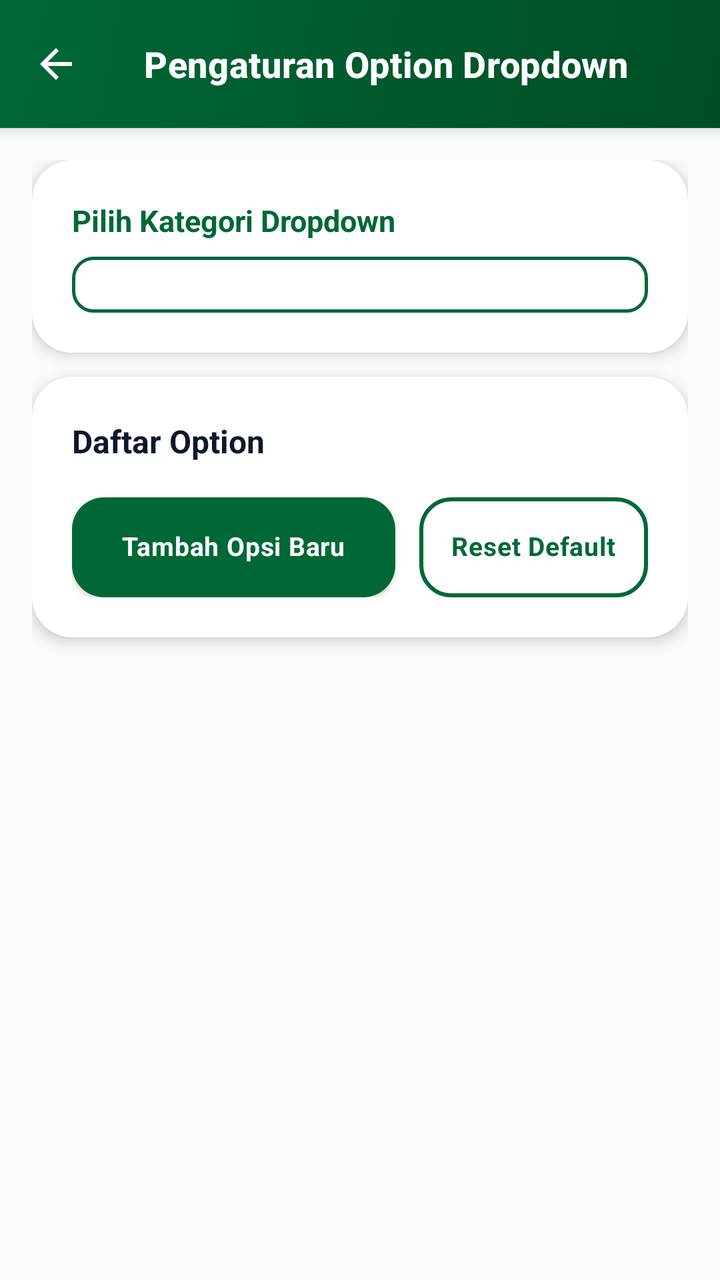
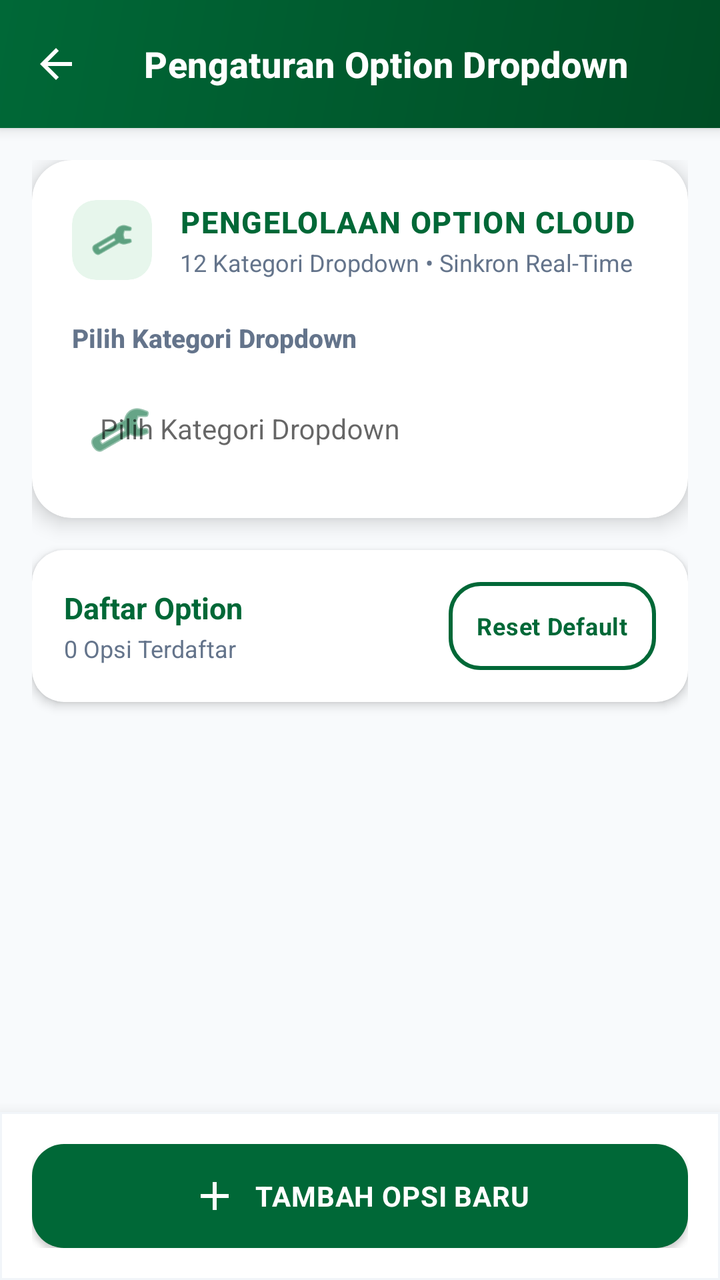

The first picture is an Android layout as it rendered before a commit; the second is the same layout after the commit. The layout source and the unified diff follow.
<!-- AndroidManifest.xml: activity theme Theme.ZamanApps -->
<!-- res/layout/activity_kelola_dropdown.xml -->
<?xml version="1.0" encoding="utf-8"?>
<androidx.coordinatorlayout.widget.CoordinatorLayout xmlns:android="http://schemas.android.com/apk/res/android"
    xmlns:app="http://schemas.android.com/apk/res-auto"
    xmlns:tools="http://schemas.android.com/tools"
    android:id="@+id/main"
    android:layout_width="match_parent"
    android:layout_height="match_parent"
    android:background="@color/section_bg"
    tools:context=".KelolaDropdownActivity">

    <com.google.android.material.appbar.AppBarLayout
        android:layout_width="match_parent"
        android:layout_height="wrap_content"
        android:background="@drawable/toolbar_gradient"
        app:elevation="4dp">

        <androidx.appcompat.widget.Toolbar
            android:id="@+id/toolbar"
            android:layout_width="match_parent"
            android:layout_height="wrap_content"
            android:minHeight="?attr/actionBarSize"
            android:paddingVertical="4dp"
            app:contentInsetStart="16dp"
            app:navigationIcon="@drawable/ic_back"
            app:title="Pengaturan Option Dropdown"
            app:titleTextColor="@color/white"
            app:titleTextAppearance="@style/ToolbarTitle" />
    </com.google.android.material.appbar.AppBarLayout>

    <androidx.core.widget.NestedScrollView
        android:layout_width="match_parent"
        android:layout_height="match_parent"
        android:clipToPadding="false"
        android:paddingBottom="40dp"
        app:layout_behavior="@string/appbar_scrolling_view_behavior">

        <LinearLayout
            android:layout_width="match_parent"
            android:layout_height="wrap_content"
            android:orientation="vertical"
            android:padding="16dp">

            
            <com.google.android.material.card.MaterialCardView
                style="@style/ZamanCard"
                android:layout_width="match_parent"
                android:layout_height="wrap_content"
                android:layout_marginBottom="12dp">

                <LinearLayout
                    android:layout_width="match_parent"
                    android:layout_height="wrap_content"
                    android:orientation="vertical"
                    android:padding="20dp">

                    <TextView
                        android:layout_width="wrap_content"
                        android:layout_height="wrap_content"
                        android:layout_marginBottom="8dp"
                        android:text="Pilih Kategori Dropdown"
                        android:textColor="@color/brand_primary"
                        android:textSize="15sp"
                        android:textStyle="bold" />

                    <Spinner
                        android:id="@+id/spKategoriDropdown"
                        style="@style/SpinnerFieldModern"
                        android:layout_width="match_parent"
                        android:layout_height="wrap_content" />

                </LinearLayout>
            </com.google.android.material.card.MaterialCardView>

            
            <com.google.android.material.card.MaterialCardView
                style="@style/ZamanCard"
                android:layout_width="match_parent"
                android:layout_height="wrap_content"
                android:layout_marginBottom="16dp">

                <LinearLayout
                    android:layout_width="match_parent"
                    android:layout_height="wrap_content"
                    android:orientation="vertical"
                    android:padding="20dp">

                    <LinearLayout
                        android:layout_width="match_parent"
                        android:layout_height="wrap_content"
                        android:gravity="center_vertical"
                        android:orientation="horizontal">

                        <TextView
                            android:id="@+id/tvCategoryTitle"
                            android:layout_width="0dp"
                            android:layout_height="wrap_content"
                            android:layout_weight="1"
                            android:text="Daftar Option"
                            android:textColor="@color/text_primary"
                            android:textSize="16sp"
                            android:textStyle="bold" />

                        <TextView
                            android:id="@+id/tvOptionCount"
                            android:layout_width="wrap_content"
                            android:layout_height="wrap_content"
                            android:background="@drawable/badge_welcome_bg"
                            android:paddingHorizontal="10dp"
                            android:paddingVertical="4dp"
                            android:text="0 Opsi"
                            android:textColor="@color/white"
                            android:textSize="12sp"
                            android:textStyle="bold" />
                    </LinearLayout>

                    <LinearLayout
                        android:layout_width="match_parent"
                        android:layout_height="wrap_content"
                        android:layout_marginTop="16dp"
                        android:gravity="center_vertical"
                        android:orientation="horizontal">

                        <com.google.android.material.button.MaterialButton
                            android:id="@+id/btnTambahOption"
                            style="@style/ZamanButton"
                            android:layout_width="0dp"
                            android:layout_height="50dp"
                            android:layout_marginEnd="6dp"
                            android:layout_weight="1"
                            android:gravity="center"
                            android:includeFontPadding="false"
                            android:insetTop="0dp"
                            android:insetBottom="0dp"
                            android:paddingTop="0dp"
                            android:paddingBottom="0dp"
                            android:text="Tambah Opsi Baru"
                            android:textSize="13sp" />

                        <com.google.android.material.button.MaterialButton
                            android:id="@+id/btnResetDefault"
                            style="@style/ZamanButtonOutlined"
                            android:layout_width="wrap_content"
                            android:layout_height="50dp"
                            android:layout_marginStart="6dp"
                            android:gravity="center"
                            android:includeFontPadding="false"
                            android:insetTop="0dp"
                            android:insetBottom="0dp"
                            android:paddingTop="0dp"
                            android:paddingBottom="0dp"
                            android:paddingHorizontal="16dp"
                            android:text="Reset Default"
                            android:textSize="13sp" />

                    </LinearLayout>

                </LinearLayout>
            </com.google.android.material.card.MaterialCardView>

            
            <LinearLayout
                android:id="@+id/containerOptionList"
                android:layout_width="match_parent"
                android:layout_height="wrap_content"
                android:orientation="vertical" />

        </LinearLayout>
    </androidx.core.widget.NestedScrollView>

</androidx.coordinatorlayout.widget.CoordinatorLayout>
<!-- resources referenced by this layout -->
<resources>
  <color name="brand_primary">#006837</color>
  <color name="section_bg">#F8FAFC</color>
  <color name="text_primary">#0F172A</color>
  <color name="white">#FFFFFF</color>
  <!-- drawable badge_welcome_bg (drawable) -->
  <?xml version="1.0" encoding="utf-8"?>
  <shape xmlns:android="http://schemas.android.com/apk/res/android">
      <solid android:color="#66FFFFFF" />
      <corners android:radius="30dp" />
  </shape>
  <!-- drawable ic_back (drawable) -->
  <vector xmlns:android="http://schemas.android.com/apk/res/android"
      android:width="24dp"
      android:height="24dp"
      android:viewportWidth="24"
      android:viewportHeight="24">
      <path
          android:fillColor="@android:color/white"
          android:pathData="M20,11H7.83l5.59,-5.59L12,4l-8,8 8,8 1.41,-1.41L7.83,13H20v-2z"/>
  </vector>
  <!-- drawable toolbar_gradient (drawable) -->
  <?xml version="1.0" encoding="utf-8"?>
  <shape xmlns:android="http://schemas.android.com/apk/res/android">
      <gradient
          android:angle="135"
          android:startColor="@color/brand_gradient_start"
          android:endColor="@color/brand_gradient_end"
          android:type="linear" />
  </shape>
  <style name="SpinnerFieldModern" parent="Widget.AppCompat.Spinner">
          <item name="android:layout_width">match_parent</item>
          <item name="android:layout_height">wrap_content</item>
          <item name="android:background">@drawable/spinner_background_modern</item>
          <item name="android:padding">14dp</item>
          <item name="android:textSize">15sp</item>
          <item name="android:textColor">@color/text_primary</item>
          <item name="android:popupBackground">@color/card_bg</item>
          <item name="android:overlapAnchor">false</item>
      </style>
  <style name="ToolbarTitle" parent="TextAppearance.MaterialComponents.Headline6">
          <item name="android:textStyle">bold</item>
          <item name="android:textColor">@color/white</item>
          <item name="android:textSize">18sp</item>
      </style>
  <style name="ZamanCard" parent="Widget.MaterialComponents.CardView">
          <item name="cardCornerRadius">20dp</item>
          <item name="cardElevation">4dp</item>
          <item name="cardBackgroundColor">@color/card_bg</item>
          <item name="android:foreground">?attr/selectableItemBackground</item>
      </style>
  <color name="brand_gradient_start">#004D25</color>
  <color name="brand_gradient_end">#006837</color>
  <!-- drawable spinner_background_modern (drawable) -->
  <?xml version="1.0" encoding="utf-8"?>
  <selector xmlns:android="http://schemas.android.com/apk/res/android">
      <item>
          <shape>
              <solid android:color="@color/card_bg" />
              <stroke
                  android:width="1.5dp"
                  android:color="@color/brand_primary" />
              <corners android:radius="10dp" />
              <padding
                  android:left="14dp"
                  android:top="14dp"
                  android:right="14dp"
                  android:bottom="14dp" />
          </shape>
      </item>
      
      <item android:state_pressed="true">
          <shape>
              <solid android:color="@color/brand_primary_lightest" />
              <stroke
                  android:width="2dp"
                  android:color="@color/brand_primary" />
              <corners android:radius="10dp" />
              <padding
                  android:left="14dp"
                  android:top="14dp"
                  android:right="14dp"
                  android:bottom="14dp" />
          </shape>
      </item>
  </selector>
  <color name="card_bg">#FFFFFF</color>
  <color name="brand_primary_dark">#004D25</color>
  <color name="brand_accent">#00A859</color>
  <color name="text_secondary">#64748B</color>
  <color name="brand_primary_lightest">#E7F6EC</color>
  <!-- unchanged entries left out for length: 4 -->
</resources>

<!-- the commit's change to res/layout/activity_kelola_dropdown.xml (unified diff, before → after) -->
@@ -8,7 +8,9 @@
     android:background="@color/section_bg"
     tools:context=".KelolaDropdownActivity">
 
+    
     <com.google.android.material.appbar.AppBarLayout
+        android:id="@+id/appBarLayout"
         android:layout_width="match_parent"
         android:layout_height="wrap_content"
         android:background="@drawable/toolbar_gradient"
@@ -23,15 +25,17 @@
             app:contentInsetStart="16dp"
             app:navigationIcon="@drawable/ic_back"
             app:title="Pengaturan Option Dropdown"
-            app:titleTextColor="@color/white"
-            app:titleTextAppearance="@style/ToolbarTitle" />
+            app:titleTextAppearance="@style/ToolbarTitle"
+            app:titleTextColor="@color/white" />
+
     </com.google.android.material.appbar.AppBarLayout>
 
     <androidx.core.widget.NestedScrollView
         android:layout_width="match_parent"
         android:layout_height="match_parent"
         android:clipToPadding="false"
-        android:paddingBottom="40dp"
+        android:fillViewport="true"
+        android:paddingBottom="90dp"
         app:layout_behavior="@string/appbar_scrolling_view_behavior">
 
         <LinearLayout
@@ -45,7 +49,9 @@
                 style="@style/ZamanCard"
                 android:layout_width="match_parent"
                 android:layout_height="wrap_content"
-                android:layout_marginBottom="12dp">
+                android:layout_marginBottom="16dp"
+                app:cardCornerRadius="20dp"
+                app:cardElevation="6dp">
 
                 <LinearLayout
                     android:layout_width="match_parent"
@@ -53,106 +59,154 @@
                     android:orientation="vertical"
                     android:padding="20dp">
 
-                    <TextView
-                        android:layout_width="wrap_content"
-                        android:layout_height="wrap_content"
-                        android:layout_marginBottom="8dp"
-                        android:text="Pilih Kategori Dropdown"
-                        android:textColor="@color/brand_primary"
-                        android:textSize="15sp"
-                        android:textStyle="bold" />
-
-                    <Spinner
-                        android:id="@+id/spKategoriDropdown"
-                        style="@style/SpinnerFieldModern"
-                        android:layout_width="match_parent"
-                        android:layout_height="wrap_content" />
-
-                </LinearLayout>
-            </com.google.android.material.card.MaterialCardView>
-
-            
-            <com.google.android.material.card.MaterialCardView
-                style="@style/ZamanCard"
-                android:layout_width="match_parent"
-                android:layout_height="wrap_content"
-                android:layout_marginBottom="16dp">
-
-                <LinearLayout
-                    android:layout_width="match_parent"
-                    android:layout_height="wrap_content"
-                    android:orientation="vertical"
-                    android:padding="20dp">
-
                     <LinearLayout
                         android:layout_width="match_parent"
                         android:layout_height="wrap_content"
                         android:gravity="center_vertical"
-                        android:orientation="horizontal">
+                        android:orientation="horizontal"
+                        android:layout_marginBottom="12dp">
+
+                        <androidx.cardview.widget.CardView
+                            android:layout_width="40dp"
+                            android:layout_height="40dp"
+                            app:cardCornerRadius="12dp"
+                            app:cardBackgroundColor="@color/brand_accent_light"
+                            app:cardElevation="0dp">
+
+                            <ImageView
+                                android:layout_width="22dp"
+                                android:layout_height="22dp"
+                                android:layout_gravity="center"
+                                android:contentDescription="Dropdown Icon"
+                                android:src="@android:drawable/ic_menu_preferences"
+                                app:tint="@color/brand_primary" />
+                        </androidx.cardview.widget.CardView>
+
+                        <LinearLayout
+                            android:layout_width="0dp"
+                            android:layout_height="wrap_content"
+                            android:layout_marginStart="14dp"
+                            android:layout_weight="1"
+                            android:orientation="vertical">
+
+                            <TextView
+                                android:layout_width="wrap_content"
+                                android:layout_height="wrap_content"
+                                android:text="PENGELOLAAN OPTION CLOUD"
+                                android:textColor="@color/brand_primary"
+                                android:textSize="15sp"
+                                android:textStyle="bold"
+                                android:fontFamily="sans-serif-medium"
+                                android:letterSpacing="0.04" />
+
+                            <TextView
+                                android:layout_width="wrap_content"
+                                android:layout_height="wrap_content"
+                                android:layout_marginTop="2dp"
+                                android:text="12 Kategori Dropdown • Sinkron Real-Time"
+                                android:textColor="@color/text_secondary"
+                                android:textSize="12sp" />
+                        </LinearLayout>
+
+                    </LinearLayout>
+
+                    <TextView
+                        style="@style/FieldLabel"
+                        android:layout_marginTop="8dp"
+                        android:text="Pilih Kategori Dropdown"
+                        android:textColor="@color/text_secondary" />
+
+                    <com.google.android.material.textfield.TextInputLayout
+                        style="@style/Widget.MaterialComponents.TextInputLayout.OutlinedBox"
+                        android:layout_width="match_parent"
+                        android:layout_height="wrap_content"
+                        android:layout_marginTop="4dp"
+                        android:theme="@style/ThemeOverlay.AppCompat.Light"
+                        app:boxStrokeColor="@color/brand_primary"
+                        app:boxBackgroundColor="@color/white"
+                        app:boxBackgroundMode="outline"
+                        app:boxCornerRadiusBottomEnd="12dp"
+                        app:boxCornerRadiusBottomStart="12dp"
+                        app:boxCornerRadiusTopEnd="12dp"
+                        app:boxCornerRadiusTopStart="12dp"
+                        app:startIconDrawable="@android:drawable/ic_menu_preferences"
+                        app:startIconTint="@color/brand_primary">
+
+                        <com.google.android.material.textfield.MaterialAutoCompleteTextView
+                            android:id="@+id/actvKategoriDropdown"
+                            android:layout_width="match_parent"
+                            android:layout_height="wrap_content"
+                            android:background="@android:color/transparent"
+                            android:clickable="true"
+                            android:completionThreshold="1"
+                            android:cursorVisible="false"
+                            android:focusable="false"
+                            android:hint="Pilih Kategori Dropdown"
+                            android:inputType="none"
+                            android:padding="14dp"
+                            android:popupBackground="@android:color/white"
+                            android:singleLine="true"
+                            android:textColor="@color/text_primary"
+                            android:textColorHint="@color/text_secondary"
+                            android:textSize="14sp" />
+                    </com.google.android.material.textfield.TextInputLayout>
+
+                </LinearLayout>
+            </com.google.android.material.card.MaterialCardView>
+
+            
+            <com.google.android.material.card.MaterialCardView
+                style="@style/ZamanCard"
+                android:layout_width="match_parent"
+                android:layout_height="wrap_content"
+                android:layout_marginBottom="16dp"
+                app:cardCornerRadius="16dp"
+                app:cardElevation="3dp">
+
+                <LinearLayout
+                    android:layout_width="match_parent"
+                    android:layout_height="wrap_content"
+                    android:gravity="center_vertical"
+                    android:orientation="horizontal"
+                    android:padding="16dp">
+
+                    <LinearLayout
+                        android:layout_width="0dp"
+                        android:layout_height="wrap_content"
+                        android:layout_weight="1"
+                        android:orientation="vertical">
 
                         <TextView
                             android:id="@+id/tvCategoryTitle"
-                            android:layout_width="0dp"
+                            android:layout_width="wrap_content"
                             android:layout_height="wrap_content"
-                            android:layout_weight="1"
                             android:text="Daftar Option"
-                            android:textColor="@color/text_primary"
-                            android:textSize="16sp"
+                            android:textColor="@color/brand_primary"
+                            android:textSize="15sp"
                             android:textStyle="bold" />
 
                         <TextView
                             android:id="@+id/tvOptionCount"
                             android:layout_width="wrap_content"
                             android:layout_height="wrap_content"
-                            android:background="@drawable/badge_welcome_bg"
-                            android:paddingHorizontal="10dp"
-                            android:paddingVertical="4dp"
-                            android:text="0 Opsi"
-                            android:textColor="@color/white"
-                            android:textSize="12sp"
-                            android:textStyle="bold" />
+                            android:layout_marginTop="2dp"
+                            android:text="0 Opsi Terdaftar"
+                            android:textColor="@color/text_secondary"
+                            android:textSize="12sp" />
                     </LinearLayout>
 
-                    <LinearLayout
-                        android:layout_width="match_parent"
-                        android:layout_height="wrap_content"
-                        android:layout_marginTop="16dp"
-                        android:gravity="center_vertical"
-                        android:orientation="horizontal">
-
-                        <com.google.android.material.button.MaterialButton
-                            android:id="@+id/btnTambahOption"
-                            style="@style/ZamanButton"
-                            android:layout_width="0dp"
-                            android:layout_height="50dp"
-                            android:layout_marginEnd="6dp"
-                            android:layout_weight="1"
-                            android:gravity="center"
-                            android:includeFontPadding="false"
-                            android:insetTop="0dp"
-                            android:insetBottom="0dp"
-                            android:paddingTop="0dp"
-                            android:paddingBottom="0dp"
-                            android:text="Tambah Opsi Baru"
-                            android:textSize="13sp" />
-
-                        <com.google.android.material.button.MaterialButton
-                            android:id="@+id/btnResetDefault"
-                            style="@style/ZamanButtonOutlined"
-                            android:layout_width="wrap_content"
-                            android:layout_height="50dp"
-                            android:layout_marginStart="6dp"
-                            android:gravity="center"
-                            android:includeFontPadding="false"
-                            android:insetTop="0dp"
-                            android:insetBottom="0dp"
-                            android:paddingTop="0dp"
-                            android:paddingBottom="0dp"
-                            android:paddingHorizontal="16dp"
-                            android:text="Reset Default"
-                            android:textSize="13sp" />
-
-                    </LinearLayout>
+                    <com.google.android.material.button.MaterialButton
+                        android:id="@+id/btnResetDefault"
+                        style="@style/ZamanButtonOutlined"
+                        android:layout_width="wrap_content"
+                        android:layout_height="44dp"
+                        android:insetTop="0dp"
+                        android:insetBottom="0dp"
+                        android:paddingHorizontal="14dp"
+                        android:paddingVertical="0dp"
+                        android:text="Reset Default"
+                        android:textSize="12sp"
+                        app:strokeColor="@color/brand_primary" />
 
                 </LinearLayout>
             </com.google.android.material.card.MaterialCardView>
@@ -164,7 +218,101 @@
                 android:layout_height="wrap_content"
                 android:orientation="vertical" />
 
+            
+            <com.google.android.material.card.MaterialCardView
+                android:id="@+id/cardPagination"
+                style="@style/ZamanCard"
+                android:layout_width="match_parent"
+                android:layout_height="wrap_content"
+                android:layout_marginTop="8dp"
+                android:layout_marginBottom="16dp"
+                android:visibility="gone"
+                app:cardCornerRadius="16dp"
+                app:cardElevation="3dp">
+
+                <LinearLayout
+                    android:layout_width="match_parent"
+                    android:layout_height="wrap_content"
+                    android:gravity="center_vertical"
+                    android:orientation="horizontal"
+                    android:padding="12dp">
+
+                    <com.google.android.material.button.MaterialButton
+                        android:id="@+id/btnPrevPage"
+                        style="@style/ZamanButtonOutlined"
+                        android:layout_width="wrap_content"
+                        android:layout_height="40dp"
+                        android:insetTop="0dp"
+                        android:insetBottom="0dp"
+                        android:paddingHorizontal="12dp"
+                        android:paddingVertical="0dp"
+                        android:text="◀ Previous"
+                        android:textSize="12sp"
+                        app:strokeColor="@color/brand_primary" />
+
+                    <TextView
+                        android:id="@+id/tvPageIndicator"
+                        android:layout_width="0dp"
+                        android:layout_height="wrap_content"
+                        android:layout_weight="1"
+                        android:gravity="center"
+                        android:text="Halaman 1 dari 1"
+                        android:textColor="@color/brand_primary"
+                        android:textSize="13sp"
+                        android:textStyle="bold" />
+
+                    <com.google.android.material.button.MaterialButton
+                        android:id="@+id/btnNextPage"
+                        style="@style/ZamanButtonOutlined"
+                        android:layout_width="wrap_content"
+                        android:layout_height="40dp"
+                        android:insetTop="0dp"
+                        android:insetBottom="0dp"
+                        android:paddingHorizontal="12dp"
+                        android:paddingVertical="0dp"
+                        android:text="Next ▶"
+                        android:textSize="12sp"
+                        app:strokeColor="@color/brand_primary" />
+
+                </LinearLayout>
+            </com.google.android.material.card.MaterialCardView>
+
         </LinearLayout>
     </androidx.core.widget.NestedScrollView>
 
+    
+    <com.google.android.material.card.MaterialCardView
+        android:id="@+id/bottomNavCardDropdown"
+        android:layout_width="match_parent"
+        android:layout_height="wrap_content"
+        android:layout_gravity="bottom"
+        app:cardBackgroundColor="@color/card_bg"
+        app:cardCornerRadius="0dp"
+        app:cardElevation="12dp"
+        app:strokeColor="@color/divider"
+        app:strokeWidth="1dp">
+
+        <LinearLayout
+            android:layout_width="match_parent"
+            android:layout_height="wrap_content"
+            android:orientation="vertical"
+            android:padding="16dp">
+
+            <com.google.android.material.button.MaterialButton
+                android:id="@+id/btnTambahOption"
+                style="@style/ZamanButton"
+                android:layout_width="match_parent"
+                android:layout_height="52dp"
+                android:insetTop="0dp"
+                android:insetBottom="0dp"
+                android:paddingVertical="0dp"
+                android:text="TAMBAH OPSI BARU"
+                android:textSize="14sp"
+                android:textStyle="bold"
+                app:icon="@drawable/ic_input"
+                app:iconGravity="textStart"
+                app:iconTint="@color/white" />
+        </LinearLayout>
+    </com.google.android.material.card.MaterialCardView>
+
 </androidx.coordinatorlayout.widget.CoordinatorLayout>
<!-- resource entries referenced after the edit -->
@@ -1,15 +1,10 @@
 <!-- resources referenced by this layout -->
 <resources>
+  <color name="brand_accent_light">#E7F6EC</color>
   <color name="brand_primary">#006837</color>
   <color name="section_bg">#F8FAFC</color>
   <color name="text_primary">#0F172A</color>
   <color name="white">#FFFFFF</color>
-  <!-- drawable badge_welcome_bg (drawable) -->
-  <?xml version="1.0" encoding="utf-8"?>
-  <shape xmlns:android="http://schemas.android.com/apk/res/android">
-      <solid android:color="#66FFFFFF" />
-      <corners android:radius="30dp" />
-  </shape>
   <!-- drawable ic_back (drawable) -->
   <vector xmlns:android="http://schemas.android.com/apk/res/android"
       android:width="24dp"
@@ -20,6 +15,17 @@
           android:fillColor="@android:color/white"
           android:pathData="M20,11H7.83l5.59,-5.59L12,4l-8,8 8,8 1.41,-1.41L7.83,13H20v-2z"/>
   </vector>
+  <!-- drawable ic_input (drawable) -->
+  <?xml version="1.0" encoding="utf-8"?>
+  <vector xmlns:android="http://schemas.android.com/apk/res/android"
+      android:width="24dp"
+      android:height="24dp"
+      android:viewportWidth="24"
+      android:viewportHeight="24">
+      <path
+          android:fillColor="#FFFFFF"
+          android:pathData="M19,13h-6v6h-2v-6H5v-2h6V5h2v6h6v2z"/>
+  </vector>
   <!-- drawable toolbar_gradient (drawable) -->
   <?xml version="1.0" encoding="utf-8"?>
   <shape xmlns:android="http://schemas.android.com/apk/res/android">
@@ -29,15 +35,15 @@
           android:endColor="@color/brand_gradient_end"
           android:type="linear" />
   </shape>
-  <style name="SpinnerFieldModern" parent="Widget.AppCompat.Spinner">
+  <style name="FieldLabel">
           <item name="android:layout_width">match_parent</item>
           <item name="android:layout_height">wrap_content</item>
-          <item name="android:background">@drawable/spinner_background_modern</item>
-          <item name="android:padding">14dp</item>
-          <item name="android:textSize">15sp</item>
-          <item name="android:textColor">@color/text_primary</item>
-          <item name="android:popupBackground">@color/card_bg</item>
-          <item name="android:overlapAnchor">false</item>
+          <item name="android:layout_marginTop">12dp</item>
+          <item name="android:layout_marginBottom">4dp</item>
+          <item name="android:textColor">@color/text_secondary</item>
+          <item name="android:textSize">13sp</item>
+          <item name="android:textStyle">bold</item>
+          <item name="android:fontFamily">sans-serif-medium</item>
       </style>
   <style name="ToolbarTitle" parent="TextAppearance.MaterialComponents.Headline6">
           <item name="android:textStyle">bold</item>
@@ -52,44 +58,11 @@
       </style>
   <color name="brand_gradient_start">#004D25</color>
   <color name="brand_gradient_end">#006837</color>
-  <!-- drawable spinner_background_modern (drawable) -->
-  <?xml version="1.0" encoding="utf-8"?>
-  <selector xmlns:android="http://schemas.android.com/apk/res/android">
-      <item>
-          <shape>
-              <solid android:color="@color/card_bg" />
-              <stroke
-                  android:width="1.5dp"
-                  android:color="@color/brand_primary" />
-              <corners android:radius="10dp" />
-              <padding
-                  android:left="14dp"
-                  android:top="14dp"
-                  android:right="14dp"
-                  android:bottom="14dp" />
-          </shape>
-      </item>
-      
-      <item android:state_pressed="true">
-          <shape>
-              <solid android:color="@color/brand_primary_lightest" />
-              <stroke
-                  android:width="2dp"
-                  android:color="@color/brand_primary" />
-              <corners android:radius="10dp" />
-              <padding
-                  android:left="14dp"
-                  android:top="14dp"
-                  android:right="14dp"
-                  android:bottom="14dp" />
-          </shape>
-      </item>
-  </selector>
   <color name="card_bg">#FFFFFF</color>
+  <color name="divider">#F1F5F9</color>
   <color name="brand_primary_dark">#004D25</color>
   <color name="brand_accent">#00A859</color>
   <color name="text_secondary">#64748B</color>
-  <color name="brand_primary_lightest">#E7F6EC</color>
   <!-- unchanged entries left out for length: 4 -->
 </resources>
 
